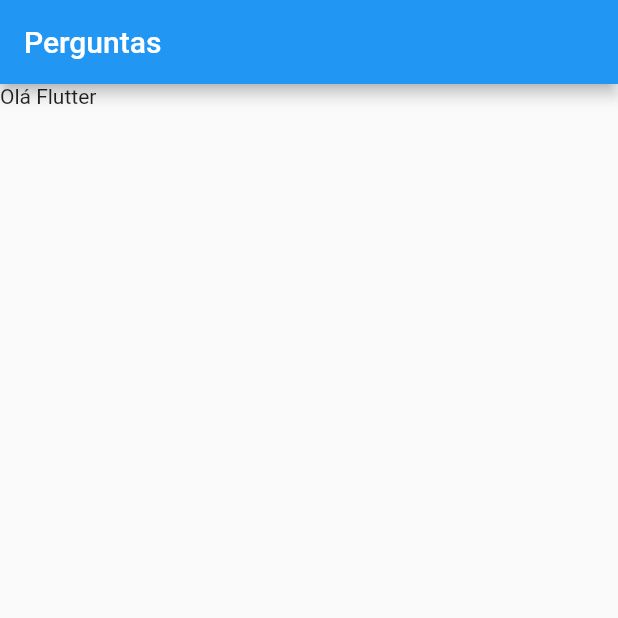
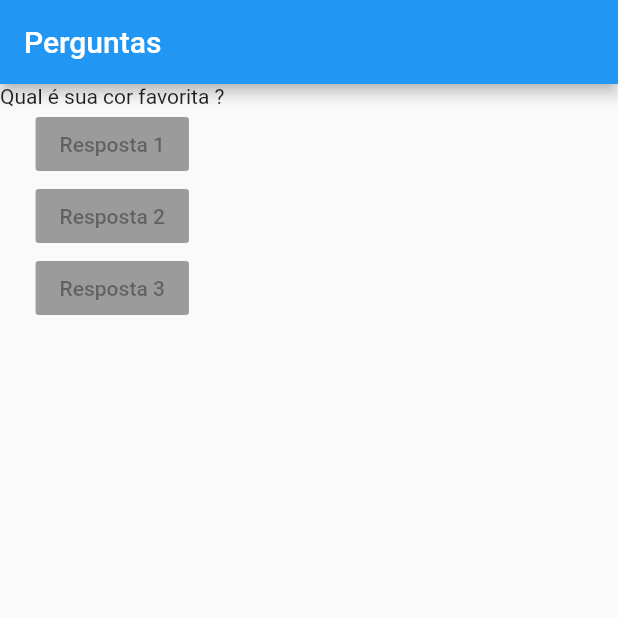
Before and after one commit to osmarfelix/Projeto_perguntas, a Flutter app: the screen it shows after launch, on a phone screen of 412 x 824 dp, the top half of it. Run offline on Flutter 3.47's test engine with Material 2 defaults, Android fonts, the phone set to English and light mode, and no system bars.

Commit message:
Usando Column para Organizar o Widgets

```diff
--- a/lib/main.dart
+++ b/lib/main.dart
@@ -5,12 +5,33 @@ main() => runApp(PerguntaApp());
 @override
 class PerguntaApp extends StatelessWidget {
   Widget build(BuildContext context) {
+    final perguntas = [
+      'Qual é sua cor favorita ?',
+      'Qual é o seu animal favorito?'
+    ];
+
     return MaterialApp(
       home: Scaffold(
         appBar: AppBar(
           title: Text('Perguntas'),
         ),
-        body: Text('Olá Flutter'),
+        body: Column(
+          children: [
+            Text(perguntas[0]),
+            RaisedButton(
+              child: Text('Resposta 1'),
+              onPressed: null,
+            ),
+            RaisedButton(
+              child: Text('Resposta 2'),
+              onPressed: null,
+            ),
+            RaisedButton(
+              child: Text('Resposta 3'),
+              onPressed: null,
+            ),
+          ],
+        ),
       ),
     );
   }
```
